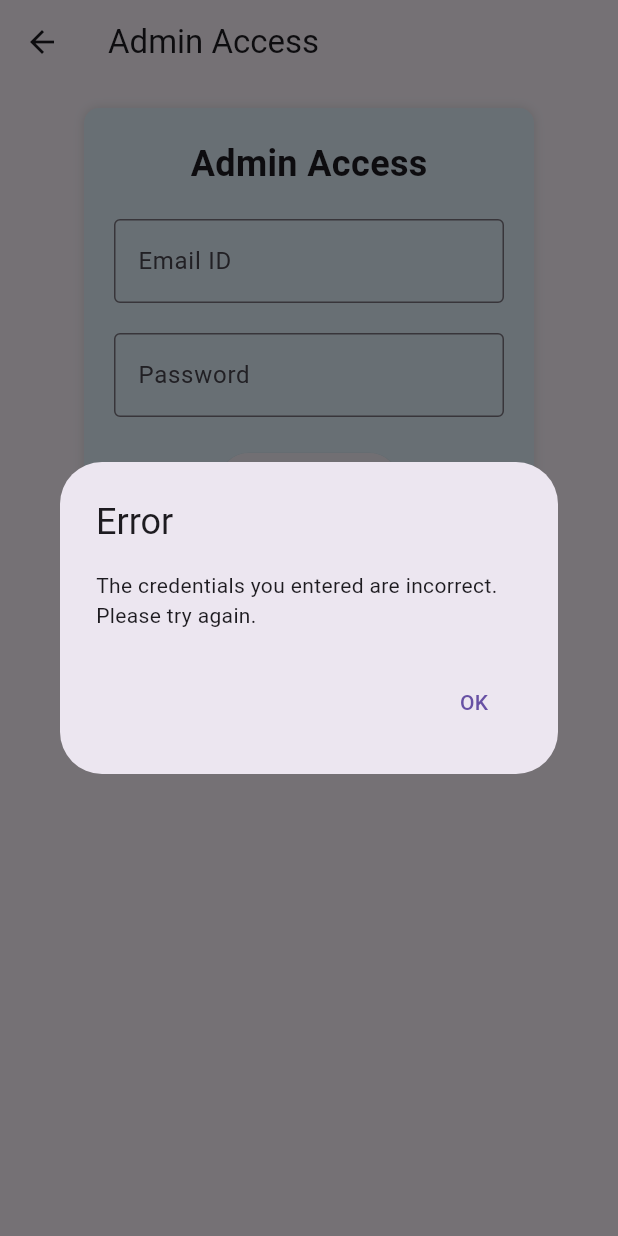
After one commit to SivaManoj-Vakkalagadda/mess_app_v1, a Flutter app: the AdminAccessPage screen opened directly, after a tap on "Get Access", on a phone screen of 412 x 824 dp. The commit adds this screen. Run offline on Flutter 3.47's test engine with Material 3 defaults, Android fonts, the phone set to English and light mode, and no system bars.

Commit message:
added admin page for now

```diff
--- /dev/null
+++ b/lib/admin.dart
@@ -0,0 +1,132 @@
+import 'package:flutter/material.dart';
+
+class AdminAccessPage extends StatefulWidget {
+  @override
+  _AdminAccessPageState createState() => _AdminAccessPageState();
+}
+
+class _AdminAccessPageState extends State<AdminAccessPage> {
+  // Controllers for the email and password input fields
+  final TextEditingController _emailController = TextEditingController();
+  final TextEditingController _passwordController = TextEditingController();
+
+  // Dummy credentials
+  final String correctEmail = "admin@admin.com";
+  final String correctPassword = "password123";
+
+  // Function to validate credentials
+  void _validateCredentials() {
+    String email = _emailController.text;
+    String password = _passwordController.text;
+
+    if (email == correctEmail && password == correctPassword) {
+      // Redirect to a new page if credentials are correct
+      Navigator.push(
+        context,
+        MaterialPageRoute(builder: (context) => SuccessPage()),
+      );
+    } else {
+      // Show dialog if credentials are incorrect
+      _showErrorDialog();
+    }
+  }
+
+  // Function to show error dialog
+  void _showErrorDialog() {
+    showDialog(
+      context: context,
+      builder: (BuildContext context) {
+        return AlertDialog(
+          title: Text("Error"),
+          content: Text(
+              "The credentials you entered are incorrect. Please try again."),
+          actions: <Widget>[
+            TextButton(
+              onPressed: () {
+                Navigator.of(context).pop();
+              },
+              child: Text("OK"),
+            ),
+          ],
+        );
+      },
+    );
+  }
+
+  @override
+  Widget build(BuildContext context) {
+    return Scaffold(
+      appBar: AppBar(
+        title: Text('Admin Access'),
+      ),
+      body: SingleChildScrollView(
+        child: Center(
+          child: Padding(
+            padding: EdgeInsets.all(16.0),
+            child: Container(
+              width: 300,
+              padding: EdgeInsets.all(20),
+              decoration: BoxDecoration(
+                color: Colors.blue[50],
+                borderRadius: BorderRadius.circular(10),
+                boxShadow: [BoxShadow(color: Colors.black12, blurRadius: 5)],
+              ),
+              child: Column(
+                mainAxisSize: MainAxisSize.min,
+                children: [
+                  Text(
+                    'Admin Access',
+                    style: TextStyle(
+                      fontSize: 24,
+                      fontWeight: FontWeight.bold,
+                    ),
+                  ),
+                  SizedBox(height: 20),
+                  TextField(
+                    controller: _emailController,
+                    decoration: InputDecoration(
+                      labelText: 'Email ID',
+                      border: OutlineInputBorder(),
+                    ),
+                    keyboardType: TextInputType.emailAddress,
+                  ),
+                  SizedBox(height: 20),
+                  TextField(
+                    controller: _passwordController,
+                    decoration: InputDecoration(
+                      labelText: 'Password',
+                      border: OutlineInputBorder(),
+                    ),
+                    obscureText: true,
+                  ),
+                  SizedBox(height: 20),
+                  ElevatedButton(
+                    onPressed: _validateCredentials,
+                    child: Text('Get Access'),
+                  ),
+                ],
+              ),
+            ),
+          ),
+        ),
+      ),
+    );
+  }
+}
+
+class SuccessPage extends StatelessWidget {
+  @override
+  Widget build(BuildContext context) {
+    return Scaffold(
+      appBar: AppBar(
+        title: Text('Success'),
+      ),
+      body: Center(
+        child: Text(
+          'You have successfully logged in!',
+          style: TextStyle(fontSize: 24),
+        ),
+      ),
+    );
+  }
+}
--- a/lib/main.dart
+++ b/lib/main.dart
@@ -1,4 +1,5 @@
 import 'package:flutter/material.dart';
+import 'package:mess_28/admin.dart';
 // import 'package:intl/intl.dart';
 // import 'package:mess_23/screens/complaint_register.dart';
 // import 'package:mess_23/screens/menu_screen.dart';
@@ -69,6 +70,17 @@ class HomePage extends StatelessWidget {
                 Navigator.push(
                   context,
                   MaterialPageRoute(builder: (context) => ComplaintRegister()),
+                );
+              },
+            ),
+            ListTile(
+              leading: Icon(Icons.home),
+              title: Text('Admin'),
+              onTap: () {
+                Navigator.pop(context);
+                Navigator.push(
+                  context,
+                  MaterialPageRoute(builder: (context) => AdminAccessPage()),
                 );
               },
             ),
```
